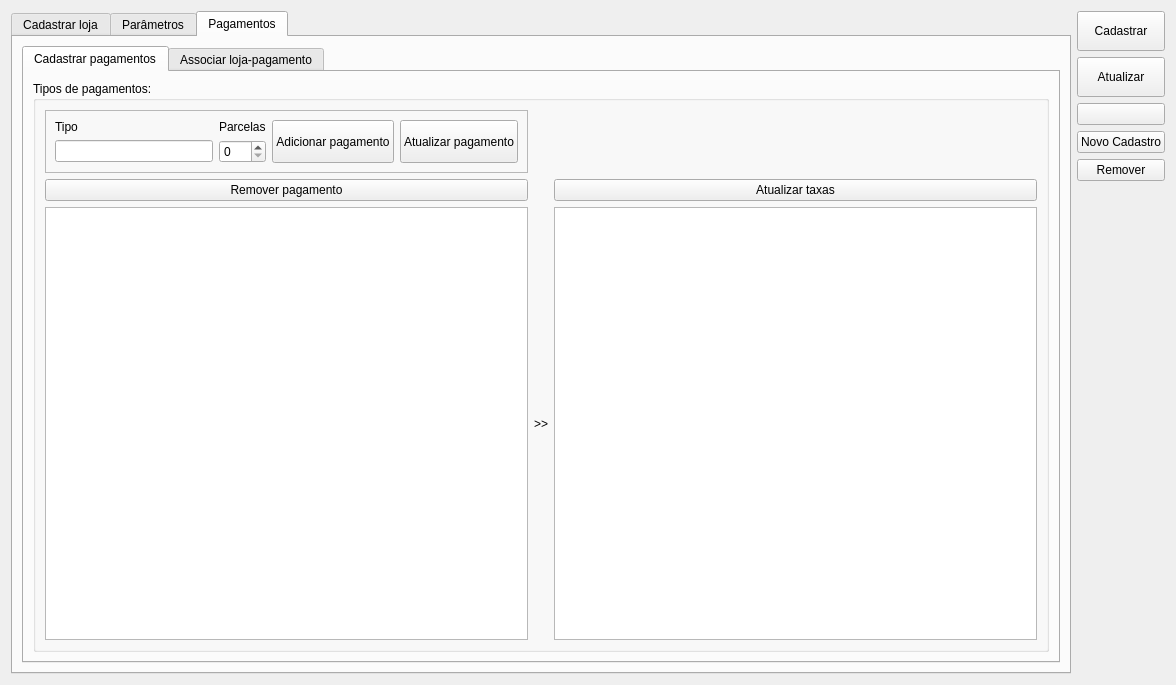
This is ui/cadastroloja.ui in lellisls/ERP-STACCATO as Qt 5 draws it before an edit. The edited form follows.
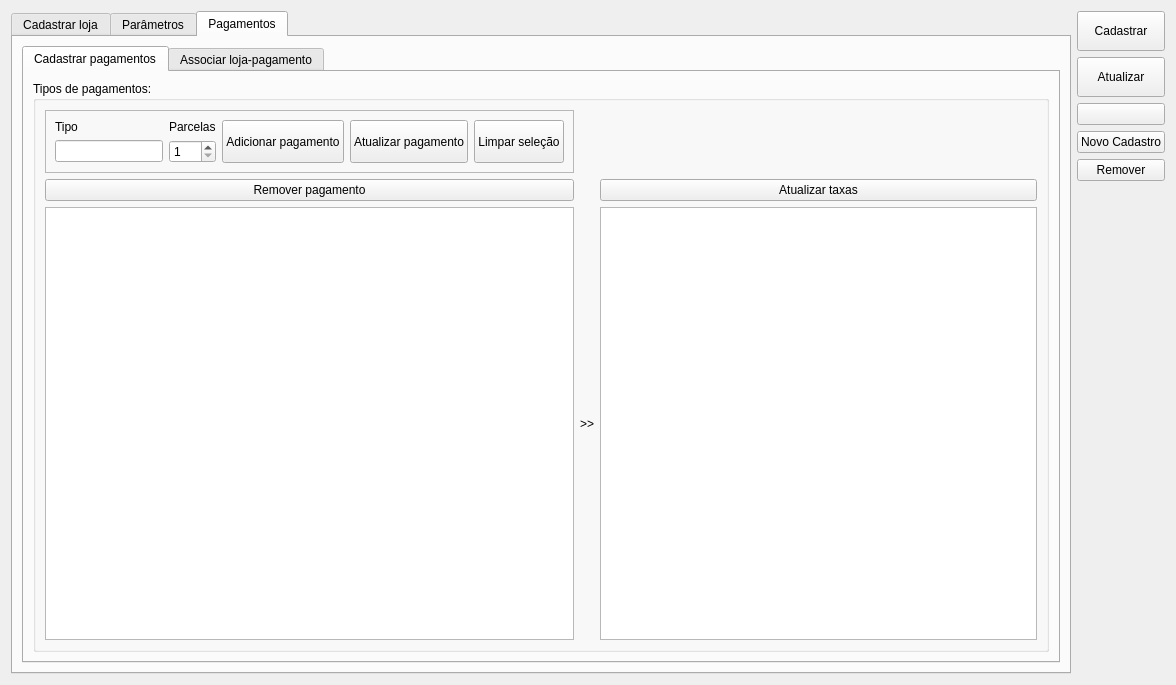
This is the edited form. The open tabs and pages were chosen to show the change. Icons and pictures are not drawn. Custom widgets are drawn as their Qt base class.

```diff
--- a/ui/cadastroloja.ui
+++ b/ui/cadastroloja.ui
@@ -824,7 +824,11 @@
                   </widget>
                  </item>
                  <item row="1" column="1">
-                  <widget class="QSpinBox" name="spinBoxParcelas"/>
+                  <widget class="QSpinBox" name="spinBoxParcelas">
+                   <property name="minimum">
+                    <number>1</number>
+                   </property>
+                  </widget>
                  </item>
                  <item row="0" column="2" rowspan="2">
                   <widget class="QPushButton" name="pushButtonAdicionarPagamento">
@@ -862,6 +866,19 @@
                    </property>
                   </widget>
                  </item>
+                 <item row="0" column="4" rowspan="2">
+                  <widget class="QPushButton" name="pushButtonLimparSelecao">
+                   <property name="sizePolicy">
+                    <sizepolicy hsizetype="Minimum" vsizetype="Minimum">
+                     <horstretch>0</horstretch>
+                     <verstretch>0</verstretch>
+                    </sizepolicy>
+                   </property>
+                   <property name="text">
+                    <string>Limpar seleção</string>
+                   </property>
+                  </widget>
+                 </item>
                 </layout>
                </widget>
               </item>
```
Left out of the diff: 8 changed lines with no effect on the pictures.
